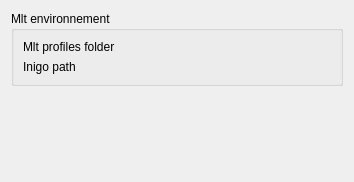
Old version of the form src/widgets/configenv_ui.ui in the repository KDE/kdenlive.
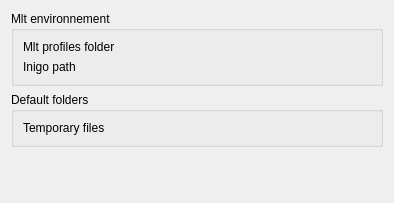
New version of the form. Custom widgets are drawn as their Qt base class.

Commit message: Add some options to Kdenlive settings dialog

Patch:
```diff
--- a/src/widgets/configenv_ui.ui
+++ b/src/widgets/configenv_ui.ui
@@ -5,11 +5,11 @@
    <rect>
     <x>0</x>
     <y>0</y>
-    <width>354</width>
-    <height>182</height>
+    <width>394</width>
+    <height>203</height>
    </rect>
   </property>
-  <layout class="QGridLayout" name="gridLayout_2" >
+  <layout class="QGridLayout" name="gridLayout_3" >
    <item row="0" column="0" >
     <widget class="QGroupBox" name="groupBox" >
      <property name="title" >
@@ -40,6 +40,25 @@
     </widget>
    </item>
    <item row="1" column="0" >
+    <widget class="QGroupBox" name="groupBox_2" >
+     <property name="title" >
+      <string>Default folders</string>
+     </property>
+     <layout class="QGridLayout" name="gridLayout_2" >
+      <item row="0" column="0" >
+       <widget class="QLabel" name="label_3" >
+        <property name="text" >
+         <string>Temporary files</string>
+        </property>
+       </widget>
+      </item>
+      <item row="0" column="1" >
+       <widget class="KUrlRequester" name="tmppathurl" />
+      </item>
+     </layout>
+    </widget>
+   </item>
+   <item row="2" column="0" >
     <spacer name="verticalSpacer" >
      <property name="orientation" >
       <enum>Qt::Vertical</enum>
```
The commit also changes 6 other files.
